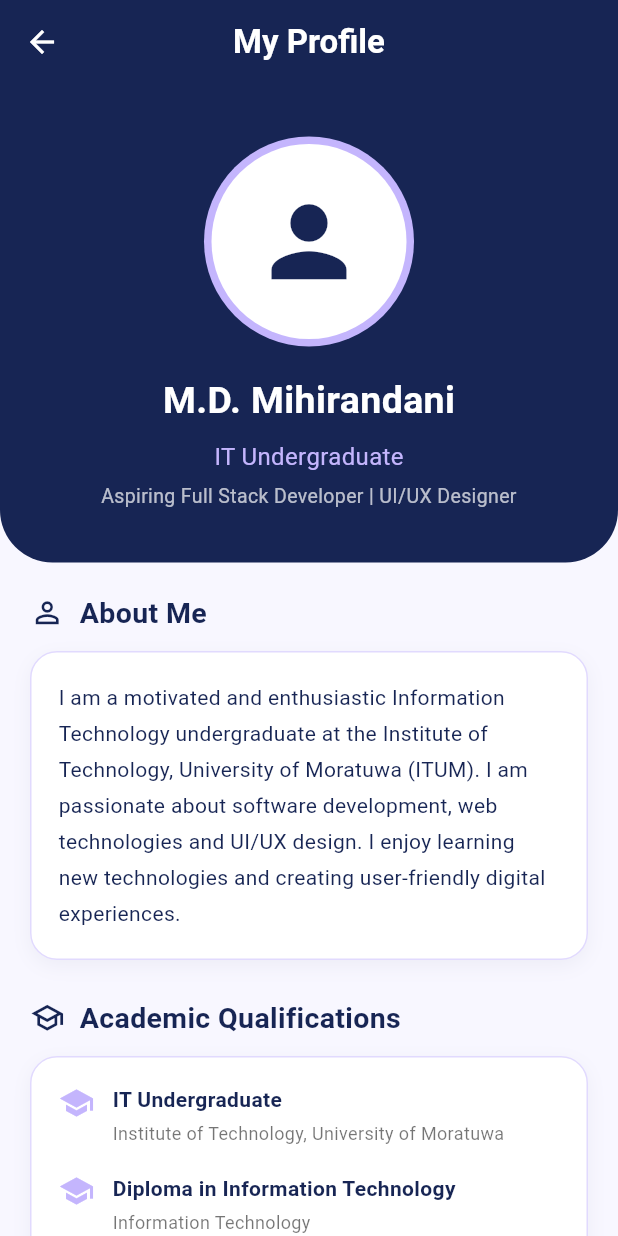
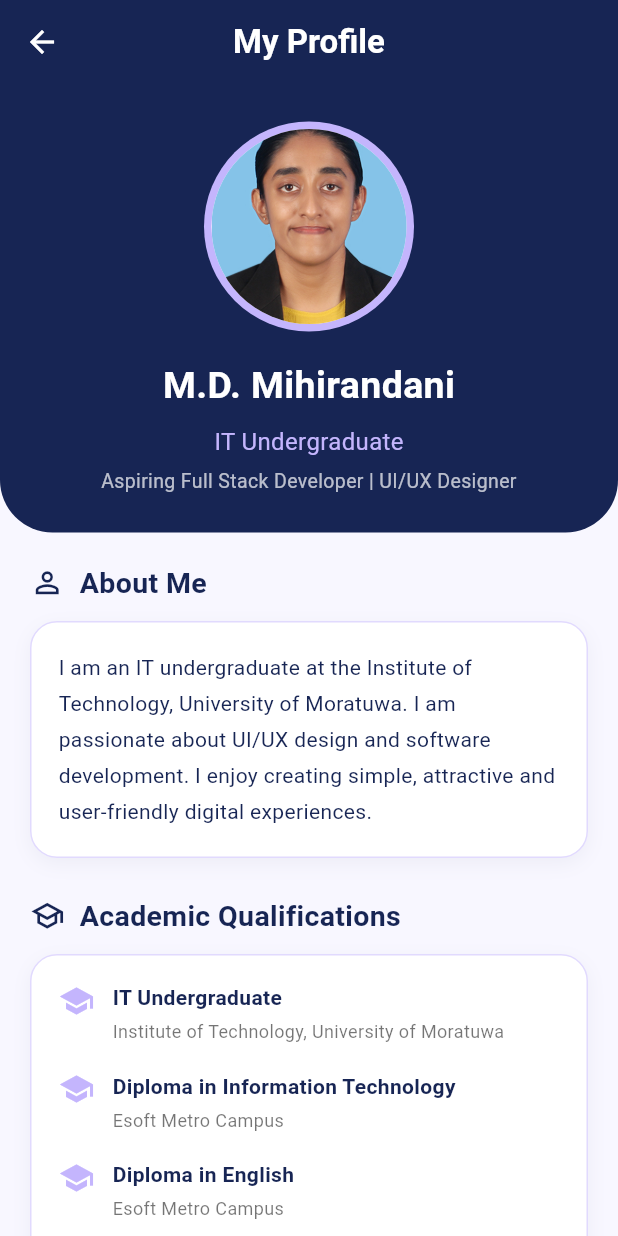
Before and after one commit to Mahroos03/Nexora, a Flutter app: the DisminiBioScreen screen opened directly, on a phone screen of 412 x 824 dp. Run offline on Flutter 3.47's test engine with Material 3 defaults, Android fonts, the phone set to English and light mode, and no system bars; our stand-ins replace firebase_auth, firebase_core; accounts and stored records are empty.

Commit message:
Complete Dismini personal bio and profile integration

```diff
--- a/lib/core/models/member_model.dart
+++ b/lib/core/models/member_model.dart
@@ -160,11 +160,11 @@ class NexoraMembers {
       id: 3,
       fullName: 'M. Dismini Mihirandani',
       shortName: 'Dismini',
-      role: 'Software Engineer & QA Enthusiast',
-      bio: 'Committed to building clean, maintainable software systems and reliable automated test suites with high code quality standards.',
+      role: 'Software Engineer & UI/UX Enthusiast',
+      bio:'Passionate about software development and UI/UX design, with an interest in creating attractive and user-friendly digital experiences.',
       email: 'dismini.m@nexora.dev',
       address: 'Bandaranayake Mawatha, Kurunegala, Sri Lanka',
-      phone: '+94 76 543 2198',
+      phone: '+94 701829592',
       qualifications: [
         QualificationItem(
           title: 'National Diploma in Technology (NDT) in IT',
@@ -209,7 +209,7 @@ class NexoraMembers {
         'Dart', 'Java', 'C++', 'SQL', 'Git',
         'Selenium', 'Postman', 'Flutter', 'Firebase'
       ],
-      avatarUrl: 'assets/images/dismini.jpg',
+      avatarUrl: 'assets/images/dismini.png',
     ),
     MemberData(
       id: 4,
--- a/lib/features/home/home_screen.dart
+++ b/lib/features/home/home_screen.dart
@@ -5,7 +5,7 @@ import '../../core/widgets/member_photo.dart';
 
 
 import '../members/dilki/dilki_bio_screen.dart' as dilki;
-// import '../members/dismini/dismini_bio_screen.dart' as dismini;
+import '../members/dismini/dismini_bio_screen.dart' as dismini;
 // import '../members/imal/imal_bio_screen.dart' as imal;
 import '../members/mahroos/mahroos_bio_screen.dart' as mahroos;
 // import '../members/naduni/naduni_bio_screen.dart' as naduni;
@@ -91,7 +91,7 @@ class _HomeScreenState extends State<HomeScreen> {
       case 2:
         return const dilki.DilkiBioScreen();
       case 3:
-      //   return const dismini.DisminiBioScreen();
+        return const dismini.DisminiBioScreen();
       case 4:
       //   return const imal.ImalBioScreen();
       case 5:
--- a/lib/features/members/dismini/dismini_bio_screen.dart
+++ b/lib/features/members/dismini/dismini_bio_screen.dart
@@ -6,7 +6,6 @@ class DisminiBioScreen extends StatelessWidget {
   static const Color navy = Color(0xFF172554);
   static const Color lavender = Color(0xFFC4B5FD);
   static const Color background = Color(0xFFF8F7FF);
-
   @override
   Widget build(BuildContext context) {
     return Scaffold(
@@ -33,7 +32,7 @@ class DisminiBioScreen extends StatelessWidget {
             Container(
               width: double.infinity,
               padding: const EdgeInsets.symmetric(
-                vertical: 35,
+                vertical: 25,
                 horizontal: 20,
               ),
               decoration: const BoxDecoration(
@@ -56,13 +55,9 @@ class DisminiBioScreen extends StatelessWidget {
                     ),
 
                     child: const CircleAvatar(
-                      radius: 65,
-                      backgroundColor: Colors.white,
-                      child: Icon(
-                        Icons.person,
-                        size: 75,
-                        color: navy,
-                      ),
+                        radius: 65,
+                        backgroundColor: Colors.white,
+                        backgroundImage: AssetImage('assets/images/dismini.png'),
                     ),
                   ),
 
@@ -113,13 +108,10 @@ class DisminiBioScreen extends StatelessWidget {
 
                   infoCard(
                     child: const Text(
-                      'I am a motivated and enthusiastic Information '
-                      'Technology undergraduate at the Institute of '
-                      'Technology, University of Moratuwa (ITUM). '
-                      'I am passionate about software development, '
-                      'web technologies and UI/UX design. I enjoy '
-                      'learning new technologies and creating '
-                      'user-friendly digital experiences.',
+                      'I am an IT undergraduate at the Institute of Technology, '
+                        'University of Moratuwa. I am passionate about UI/UX design '
+                        'and software development. I enjoy creating simple, attractive '
+                        'and user-friendly digital experiences.',
                       style: TextStyle(
                         fontSize: 14,
                         height: 1.7,
@@ -145,19 +137,19 @@ class DisminiBioScreen extends StatelessWidget {
                         ),
                         educationItem(
                           'Diploma in Information Technology',
-                          'Information Technology',
+                          'Esoft Metro Campus',
                         ),
                         educationItem(
                           'Diploma in English',
-                          'English Language',
+                          'Esoft Metro Campus',
                         ),
                         educationItem(
                           'G.C.E. Advanced Level',
-                          'Advanced Level Qualification',
+                          'Vihara Mahadevi Girl,s School, Kandy',
                         ),
                         educationItem(
                           'G.C.E. Ordinary Level',
-                          'Ordinary Level Qualification',
+                          'Vihara Mahadevi Girl,s School, Kandy',
                         ),
                       ],
                     ),
@@ -252,6 +244,14 @@ class DisminiBioScreen extends StatelessWidget {
                           Icons.computer,
                           'Learning New Technologies',
                         ),
+                        interestItem(
+                          Icons.music_note,
+                         'Playing Musical Instruments',
+                        ),
+                        interestItem(
+                          Icons.movie,
+                          'Watching Movies',
+                        ),
                       ],
                     ),
                   ),
@@ -292,11 +292,11 @@ class DisminiBioScreen extends StatelessWidget {
                       children: const [
                         interestItem(
                           Icons.location_on_outlined,
-                          'Sri Lanka',
+                          'Kandy, Sri Lanka',
                         ),
                         interestItem(
                           Icons.email_outlined,
-                          'Add your email address',
+                          'mihirandanimahalekam@gmail.com',
                         ),
                       ],
                     ),
```
Also changed, not shown: assets/images/dismini.png (added).
